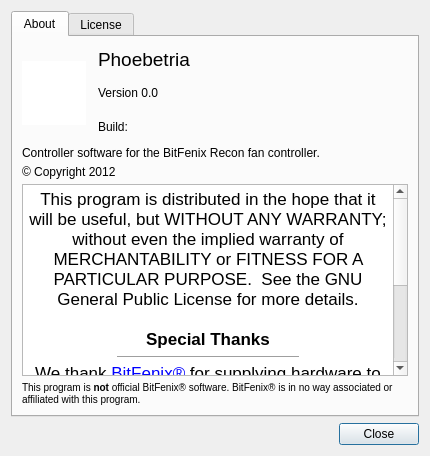
The window that gui_about.ui (Shub77/phoebetria-code) describes before a commit, drawn with Qt 5.
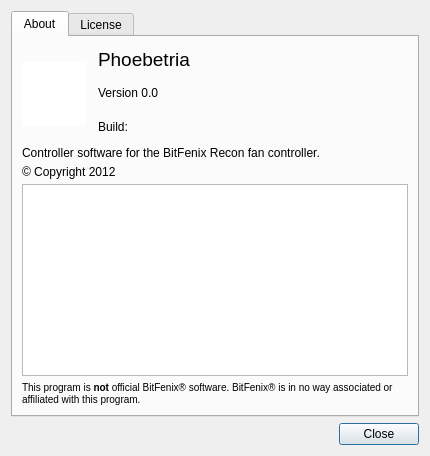
The same window after the commit. The open tabs and pages were chosen to show the change. Icons and pictures are not drawn.

Commit message: modified about window to use acknowledgements.html

The edit to the form file:
```diff
--- a/gui_about.ui
+++ b/gui_about.ui
@@ -191,26 +191,14 @@
           </widget>
          </item>
          <item>
-          <widget class="QTextEdit" name="textEdit">
+          <widget class="QTextBrowser" name="textBrowser">
            <property name="readOnly">
             <bool>true</bool>
            </property>
-           <property name="html">
-            <string>&lt;!DOCTYPE HTML PUBLIC &quot;-//W3C//DTD HTML 4.0//EN&quot; &quot;http://www.w3.org/TR/REC-html40/strict.dtd&quot;&gt;
-&lt;html&gt;&lt;head&gt;&lt;meta name=&quot;qrichtext&quot; content=&quot;1&quot; /&gt;&lt;style type=&quot;text/css&quot;&gt;
-p, li { white-space: pre-wrap; }
-&lt;/style&gt;&lt;/head&gt;&lt;body style=&quot; font-family:'Lucida Grande'; font-size:13pt; font-weight:400; font-style:normal;&quot;&gt;
-&lt;p align=&quot;center&quot; style=&quot; margin-top:0px; margin-bottom:0px; margin-left:0px; margin-right:0px; -qt-block-indent:0; text-indent:0px;&quot;&gt;This program is distributed in the hope that it will be useful, but WITHOUT ANY WARRANTY; without even the implied warranty of MERCHANTABILITY or FITNESS FOR A PARTICULAR PURPOSE.  See the GNU General Public License for more details.&lt;/p&gt;
-&lt;p align=&quot;center&quot; style=&quot;-qt-paragraph-type:empty; margin-top:0px; margin-bottom:0px; margin-left:0px; margin-right:0px; -qt-block-indent:0; text-indent:0px;&quot;&gt;&lt;br /&gt;&lt;/p&gt;
-&lt;p align=&quot;center&quot; style=&quot; margin-top:0px; margin-bottom:0px; margin-left:0px; margin-right:0px; -qt-block-indent:0; text-indent:0px;&quot;&gt;&lt;span style=&quot; font-weight:600;&quot;&gt;Special Thanks&lt;/span&gt;&lt;/p&gt;
-&lt;hr width=&quot;50%&quot;/&gt;
-&lt;p align=&quot;center&quot; style=&quot; margin-top:0px; margin-bottom:0px; margin-left:0px; margin-right:0px; -qt-block-indent:0; text-indent:0px;&quot;&gt;We thank &lt;a href=&quot;http://www.bitfenix.com&quot;&gt;&lt;span style=&quot; text-decoration: underline; color:#0000ff;&quot;&gt;BitFenix®&lt;/span&gt;&lt;/a&gt; for supplying hardware to use for testing; Versions 1.2.0 onwards have benefited from their generosity.&lt;/p&gt;
-&lt;p align=&quot;center&quot; style=&quot;-qt-paragraph-type:empty; margin-top:0px; margin-bottom:0px; margin-left:0px; margin-right:0px; -qt-block-indent:0; text-indent:0px;&quot;&gt;&lt;br /&gt;&lt;/p&gt;
-&lt;p align=&quot;center&quot; style=&quot; margin-top:0px; margin-bottom:0px; margin-left:0px; margin-right:0px; -qt-block-indent:0; text-indent:0px;&quot;&gt;&lt;span style=&quot; font-weight:600;&quot;&gt;Acknowledgments&lt;/span&gt;&lt;/p&gt;
-&lt;hr width=&quot;50%&quot;/&gt;
-&lt;p align=&quot;center&quot; style=&quot; margin-top:0px; margin-bottom:0px; margin-left:0px; margin-right:0px; -qt-block-indent:0; text-indent:0px;&quot;&gt;Tester: Michael Jacobsen&lt;/p&gt;
-&lt;p align=&quot;center&quot; style=&quot; margin-top:0px; margin-bottom:0px; margin-left:0px; margin-right:0px; -qt-block-indent:0; text-indent:0px;&quot;&gt;Tester: blah&lt;/p&gt;
-&lt;p align=&quot;center&quot; style=&quot; margin-top:0px; margin-bottom:0px; margin-left:0px; margin-right:0px; -qt-block-indent:0; text-indent:0px;&quot;&gt;Tester: blah&lt;/p&gt;&lt;/body&gt;&lt;/html&gt;</string>
+           <property name="source">
+            <url>
+             <string>qrc:/html/Acknowledgments</string>
+            </url>
            </property>
           </widget>
          </item>
```
Left out of the diff: 2 changed lines with no effect on the pictures. The commit also changes 2 other files.
